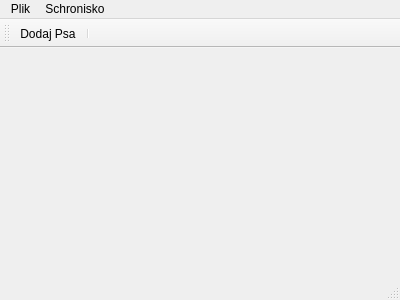
Qt form ProgramGlowny/mainwindow.ui (militia11/schroniskoOkienkowe) before a commit.
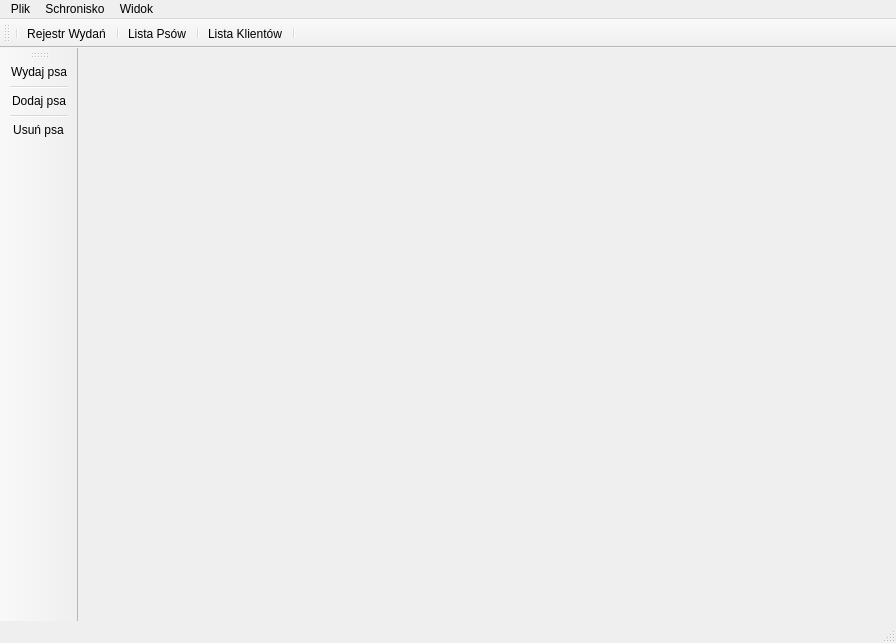
The same form after that commit.

Patch:
```diff
--- a/ProgramGlowny/mainwindow.ui
+++ b/ProgramGlowny/mainwindow.ui
@@ -6,8 +6,8 @@
    <rect>
     <x>0</x>
     <y>0</y>
-    <width>400</width>
-    <height>300</height>
+    <width>896</width>
+    <height>643</height>
    </rect>
   </property>
   <property name="windowTitle">
@@ -19,7 +19,7 @@
     <rect>
      <x>0</x>
      <y>0</y>
-     <width>400</width>
+     <width>896</width>
      <height>25</height>
     </rect>
    </property>
@@ -35,8 +35,19 @@
     </property>
     <addaction name="actionZamknij"/>
    </widget>
+   <widget class="QMenu" name="menuWidok">
+    <property name="title">
+     <string>Widok</string>
+    </property>
+    <addaction name="actionRejestrWydan"/>
+    <addaction name="separator"/>
+    <addaction name="actionListaKlientow"/>
+    <addaction name="separator"/>
+    <addaction name="actionListaPsy"/>
+   </widget>
    <addaction name="menuPlik_2"/>
    <addaction name="menuPlik"/>
+   <addaction name="menuWidok"/>
   </widget>
   <widget class="QToolBar" name="mainToolBar">
    <attribute name="toolBarArea">
@@ -45,13 +56,34 @@
    <attribute name="toolBarBreak">
     <bool>false</bool>
    </attribute>
-   <addaction name="actionDodajPsa"/>
+   <addaction name="separator"/>
+   <addaction name="actionRejestrWydan"/>
+   <addaction name="separator"/>
+   <addaction name="actionListaPsy"/>
+   <addaction name="separator"/>
+   <addaction name="actionListaKlientow"/>
    <addaction name="separator"/>
   </widget>
   <widget class="QStatusBar" name="statusBar"/>
+  <widget class="QToolBar" name="toolBar">
+   <property name="windowTitle">
+    <string>Dzialania</string>
+   </property>
+   <attribute name="toolBarArea">
+    <enum>LeftToolBarArea</enum>
+   </attribute>
+   <attribute name="toolBarBreak">
+    <bool>false</bool>
+   </attribute>
+   <addaction name="actionWydajpsa"/>
+   <addaction name="separator"/>
+   <addaction name="actionDodajPsa"/>
+   <addaction name="separator"/>
+   <addaction name="actionUsunPsa"/>
+  </widget>
   <action name="actionDodajPsa">
    <property name="text">
-    <string>Dodaj Psa</string>
+    <string>Dodaj psa</string>
    </property>
    <property name="toolTip">
     <string>dodanie Psa do listy Psow</string>
@@ -62,7 +94,74 @@
     <string>Zamknij</string>
    </property>
    <property name="toolTip">
-    <string>Wyjście do systemu</string>
+    <string>Wyjście do systemu ( Ctrl + X )</string>
+   </property>
+   <property name="shortcut">
+    <string>Ctrl+X</string>
+   </property>
+  </action>
+  <action name="actionUsunPsa">
+   <property name="text">
+    <string>Usuń psa</string>
+   </property>
+   <property name="toolTip">
+    <string>Usuń bezpowrotnie psa ( Ctrl + X )</string>
+   </property>
+   <property name="shortcut">
+    <string>Ctrl+X</string>
+   </property>
+  </action>
+  <action name="actionRejestrWydan">
+   <property name="checkable">
+    <bool>true</bool>
+   </property>
+   <property name="text">
+    <string>Rejestr Wydań</string>
+   </property>
+   <property name="toolTip">
+    <string>Pokaż Rejestr Wydań (Ctrl + W)</string>
+   </property>
+   <property name="shortcut">
+    <string>Ctrl+W</string>
+   </property>
+  </action>
+  <action name="actionListaPsy">
+   <property name="checkable">
+    <bool>true</bool>
+   </property>
+   <property name="text">
+    <string>Lista Psów</string>
+   </property>
+   <property name="toolTip">
+    <string>Pokaż Listę Psów (Ctrl + P)</string>
+   </property>
+   <property name="shortcut">
+    <string>Ctrl+P</string>
+   </property>
+  </action>
+  <action name="actionListaKlientow">
+   <property name="checkable">
+    <bool>true</bool>
+   </property>
+   <property name="text">
+    <string>Lista Klientów</string>
+   </property>
+   <property name="toolTip">
+    <string>Pokaż Liste Klientów (Ctrl + K)</string>
+   </property>
+   <property name="shortcut">
+    <string>Ctrl+K</string>
+   </property>
+  </action>
+  <action name="actionWydajpsa">
+   <property name="text">
+    <string>Wydaj psa</string>
+   </property>
+   <property name="toolTip">
+    <string>Wydaj psa nowemu wlascicielowi ( Ctrl + T )</string>
+   </property>
+   <property name="shortcut">
+    <string>Ctrl+T</string>
    </property>
   </action>
  </widget>
```
Left out of the diff: 13 changed lines with no effect on the pictures.
